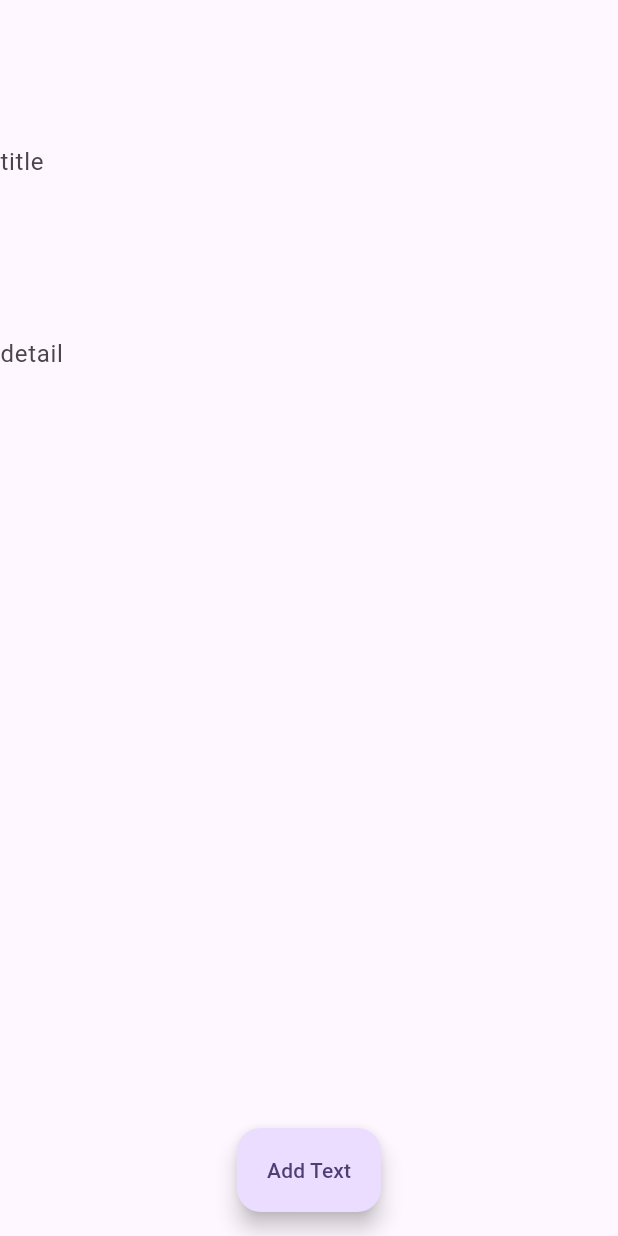
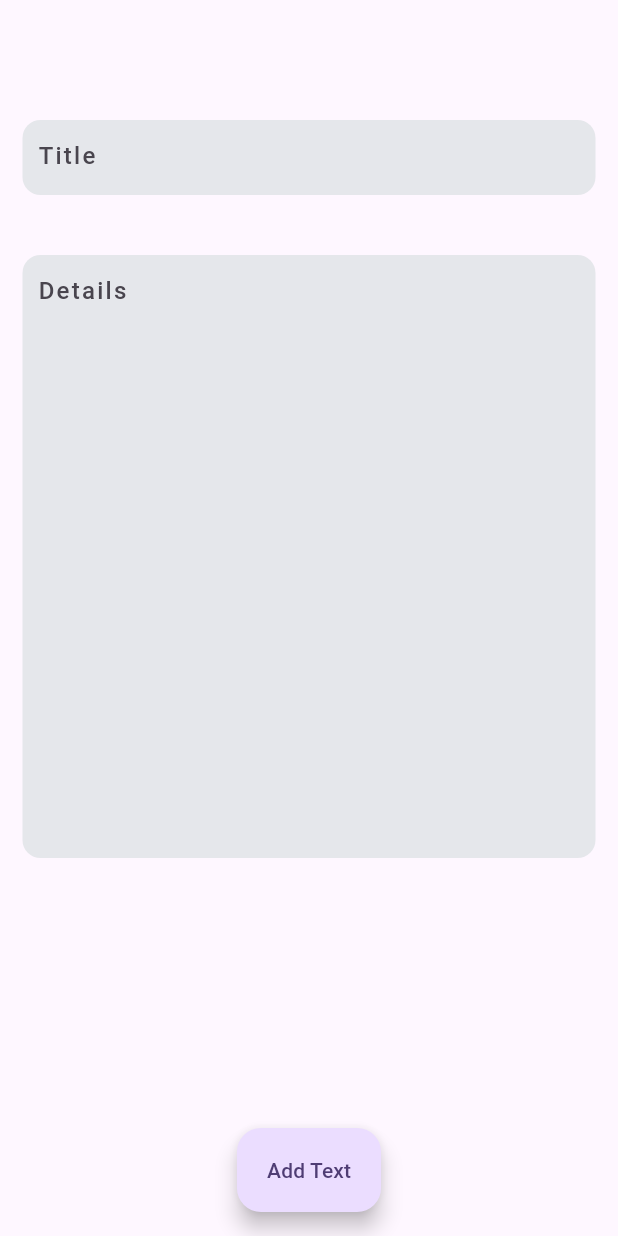
Before and after one commit to mahdiahbabi/note-flutter, a Flutter app: the screen it shows after launch, after a tap on the "add" icon, on a phone screen of 412 x 824 dp. Run offline on Flutter 3.47's test engine with Material 2 defaults, Android fonts, the phone set to English and light mode, and no system bars; our stand-ins replace flutter_bloc, hive, hive_flutter; accounts and stored records are empty.

Commit message:
change some styles and colors

```diff
--- a/lib/common/textfield.dart
+++ b/lib/common/textfield.dart
@@ -12,38 +12,56 @@ class TextFieldWidget extends StatelessWidget {
 
   @override
   Widget build(BuildContext context) {
+
     return Column(children: [
       const SizedBox(
         height: 80,
       ),
-      SizedBox(
-        height: 90,
-        child: TextField(
-          maxLines: null,
-          keyboardType: TextInputType.multiline,
-          textInputAction: TextInputAction.newline,
-          controller: titleController,
-          decoration: const InputDecoration(
-              labelText: 'title', border: InputBorder.none),
-        ),
-      ),
+      TextFiledWidgetStyle(titleController: titleController, textFieldName: 'Title',),
       const SizedBox(
         height: 30,
       ),
-      SizedBox(
-        height: 90,
-        child: TextField(
-          maxLines: null,
-          keyboardType: TextInputType.multiline,
-          textInputAction: TextInputAction.newline,
-          controller: detailController,
-          decoration: const InputDecoration(
-              alignLabelWithHint: true,
-              labelStyle: TextStyle(),
-              labelText: 'detail',
-              border: InputBorder.none),
-        ),
-      ),
+    SizedBox(
+      height: MediaQuery.of(context).size.height / 2,
+      child: TextFiledWidgetStyle(titleController: detailController, textFieldName: 'Details')),
     ]);
   }
 }
+
+class TextFiledWidgetStyle extends StatelessWidget {
+  const TextFiledWidgetStyle({
+    super.key,
+    required this.titleController, required this.textFieldName,
+  });
+
+  final TextEditingController titleController;
+   final String textFieldName ;
+  @override
+  Widget build(BuildContext context) {
+    return Padding(
+      padding: const EdgeInsets.fromLTRB(15,0,15,10),
+      child: Container(
+        decoration: BoxDecoration(
+            color: const Color(0xffe5e7eb),
+          borderRadius: BorderRadius.circular(12)
+        ),
+
+        height: 50,
+        child: Padding(
+          padding: const EdgeInsets.only(left: 10),
+          child: TextField(
+
+            maxLines: null,
+            keyboardType: TextInputType.multiline,
+            textInputAction: TextInputAction.newline,
+            controller: titleController,
+            decoration:  InputDecoration(
+
+              hintText: textFieldName ,hintStyle: const TextStyle(fontWeight: FontWeight.w500 , letterSpacing: 1.5 ), fillColor: Color(0xffa1a1aa),
+            border: InputBorder.none),
+          ),
+        ),
+      ),
+    );
+  }
+}
--- a/lib/ui/detail.dart/detail.dart
+++ b/lib/ui/detail.dart/detail.dart
@@ -16,9 +16,15 @@ class DetailScreen extends StatelessWidget {
   Widget build(BuildContext context) {
     TextEditingController titleController = TextEditingController();
     TextEditingController detailController = TextEditingController();
-    return BlocBuilder<HomeBloc, HomeState >(
+    return BlocBuilder<HomeBloc, HomeState>(
       builder: (context, state) {
-        return Detail(noterepository: noterepository, titleController: titleController, detailController: detailController, homeStarted: HomeStarted(),);
+        return  Detail(
+            noterepository: noterepository,
+            titleController: titleController,
+            detailController: detailController,
+            homeStarted: HomeStarted(),
+          );
+
       },
     );
   }
@@ -29,7 +35,8 @@ class Detail extends StatelessWidget {
     super.key,
     required this.noterepository,
     required this.titleController,
-    required this.detailController, required this.homeStarted,
+    required this.detailController,
+    required this.homeStarted,
   });
   final HomeStarted homeStarted;
   final INoteRepository noterepository;
@@ -39,18 +46,21 @@ class Detail extends StatelessWidget {
   @override
   Widget build(BuildContext context) {
     return Scaffold(
-      floatingActionButtonLocation:
-          FloatingActionButtonLocation.centerFloat,
+      floatingActionButtonLocation: FloatingActionButtonLocation.centerFloat,
       floatingActionButton: FloatingActionButton.extended(
-          onPressed: () async{
-          await  noterepository.addOne(
+          onPressed: () async {
+            await noterepository.addOne(
                 titleController.text, detailController.text);
-             context.read<HomeBloc>().add(homeStarted);
-             Navigator.pop(context);
+            context.read<HomeBloc>().add(homeStarted);
+            Navigator.pop(context);
           },
           label: const Text(StringText.newText)),
-      body: SafeArea(
-        child: TextFieldWidget(titleController: titleController, detailController: detailController),
+      body: SingleChildScrollView(
+        child: SafeArea(
+          child: TextFieldWidget(
+              titleController: titleController,
+              detailController: detailController),
+        ),
       ),
     );
   }
```
